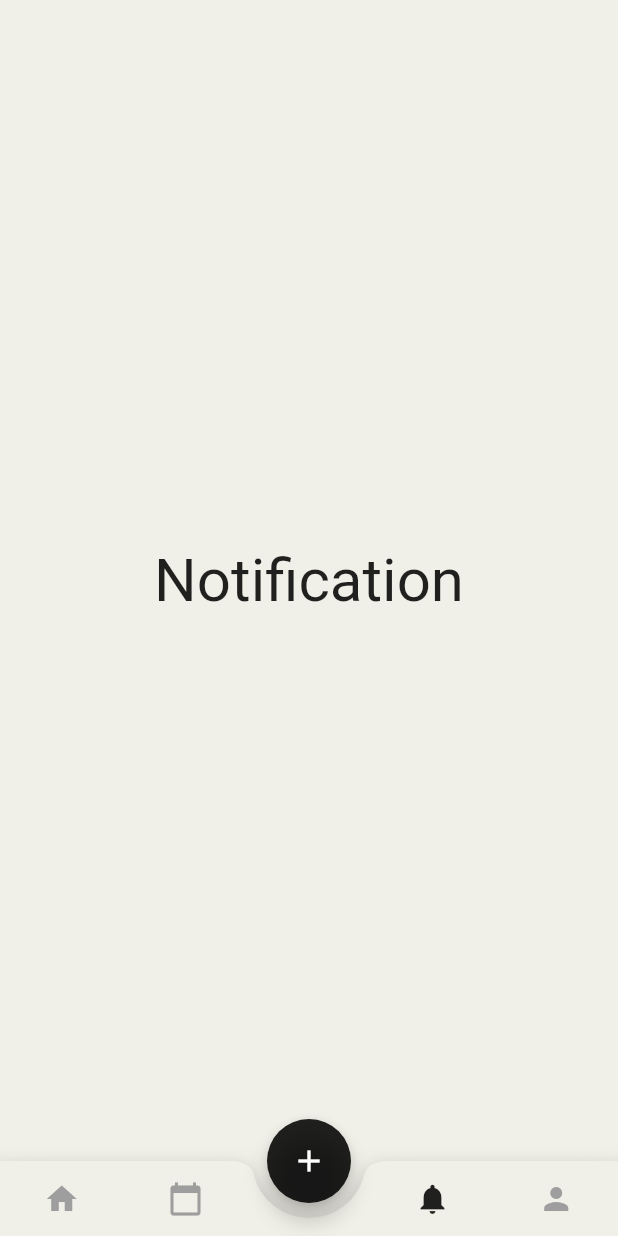
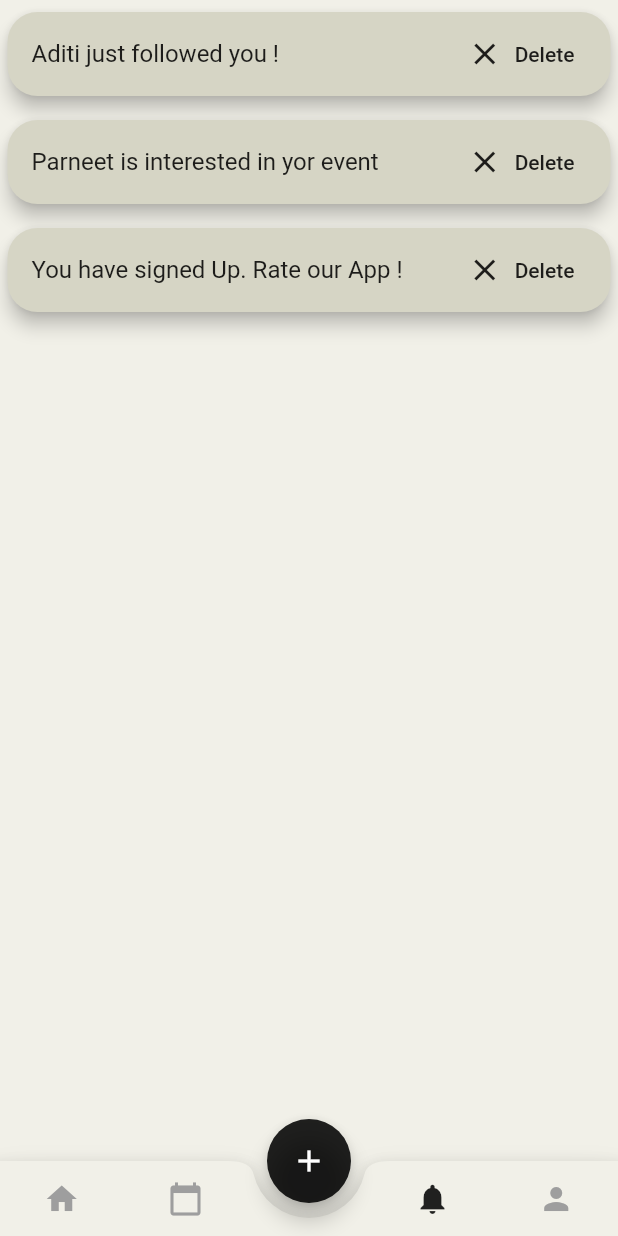
Before and after one commit to imshivamdwivedi/Buddy, a Flutter app: the screen it shows after launch, item 2 of the bottom bar chosen, after a tap on the "notifications" icon, on a phone screen of 412 x 824 dp. Run offline on Flutter 3.47's test engine with Material 2 defaults, Android fonts, the phone set to English and light mode, and no system bars; our stand-ins replace another_flushbar, firebase_auth, firebase_core, firebase_database, flutter_svg, google_sign_in and 1 more; accounts and stored records are empty.

Commit message:
added notifiaction model in model folder added notification_screen in user_dashboard_pages addeduser_notification_item in widget folder

```diff
--- /dev/null
+++ b/lib/user/models/notification.dart
@@ -0,0 +1,6 @@
+class Notification {
+  final String Message;
+  final DateTime dateTime;
+
+  Notification(this.Message, this.dateTime);
+}
--- a/lib/user/screens/user_dashboard.dart
+++ b/lib/user/screens/user_dashboard.dart
@@ -1,7 +1,7 @@
 import 'package:buddy/constants.dart';
 import 'package:buddy/user/screens/user_dashboard_pages.dart/calender.dart';
 import 'package:buddy/user/screens/user_dashboard_pages.dart/home.dart';
-import 'package:buddy/user/screens/user_dashboard_pages.dart/notification.dart';
+import 'package:buddy/user/screens/user_dashboard_pages.dart/notification_screen.dart';
 import 'package:buddy/user/screens/user_dashboard_pages.dart/user_profile_screen.dart';
 import 'package:flutter/material.dart';
 
--- a/lib/user/screens/user_dashboard_pages.dart/notification.dart
+++ /dev/null
@@ -1,22 +0,0 @@
-import 'package:flutter/material.dart';
-
-class UserNotification extends StatefulWidget {
-  const UserNotification({Key? key}) : super(key: key);
-
-  @override
-  _UserNotificationState createState() => _UserNotificationState();
-}
-
-class _UserNotificationState extends State<UserNotification> {
-  @override
-  Widget build(BuildContext context) {
-    return Scaffold(
-      body: Center(
-        child: Text(
-          "Notification",
-          style: TextStyle(fontSize: 40),
-        ),
-      ),
-    );
-  }
-}
--- /dev/null
+++ b/lib/user/screens/user_dashboard_pages.dart/notification_screen.dart
@@ -0,0 +1,28 @@
+import 'package:buddy/constants.dart';
+import 'package:buddy/user/widgets/user_notification_item.dart';
+import 'package:flutter/material.dart';
+
+class UserNotification extends StatefulWidget {
+  const UserNotification({Key? key}) : super(key: key);
+
+  @override
+  _UserNotificationState createState() => _UserNotificationState();
+}
+
+class _UserNotificationState extends State<UserNotification> {
+  List<UserNotificationItem> userNotificationsList = [
+    UserNotificationItem(
+      "Aditi just followed you !",
+    ),
+    UserNotificationItem("Parneet is interested in yor event"),
+    UserNotificationItem("You have signed Up. Rate our App !"),
+  ];
+  @override
+  Widget build(BuildContext context) {
+    return Scaffold(
+      body: ListView(
+        children: userNotificationsList.map((tx) => tx).toList(),
+      ),
+    );
+  }
+}
--- /dev/null
+++ b/lib/user/widgets/user_notification_item.dart
@@ -0,0 +1,48 @@
+import 'package:buddy/constants.dart';
+import 'package:flutter/material.dart';
+
+class UserNotificationItem extends StatelessWidget {
+  final String msg;
+  const UserNotificationItem(this.msg);
+
+  @override
+  Widget build(BuildContext context) {
+    return Container(
+      child: Card(
+        elevation: 5,
+        margin: EdgeInsets.symmetric(vertical: 8, horizontal: 5),
+        shape: RoundedRectangleBorder(
+          borderRadius: BorderRadius.circular(20),
+        ),
+        color: kPrimaryLightColor,
+        child: ListTile(
+          title: Text(
+            msg,
+            style: TextStyle(color: Colors.black87),
+          ),
+          trailing: MediaQuery.of(context).size.width > 360
+              ? TextButton.icon(
+                  onPressed: () => () {},
+                  icon: Icon(
+                    Icons.close,
+                    color: Colors.black87,
+                  ),
+                  label: Text(
+                    "Delete",
+                    style: TextStyle(color: Colors.black87),
+                  ),
+                )
+              : IconButton(
+                  onPressed: () => () {},
+                  icon: Icon(
+                    Icons.close_rounded,
+                  ),
+                  color: Colors.black87,
+                ),
+        ),
+      ),
+    );
+  }
+
+  toList() {}
+}
```
Also changed, not shown: pubspec.yaml (line endings or trailing spaces).
